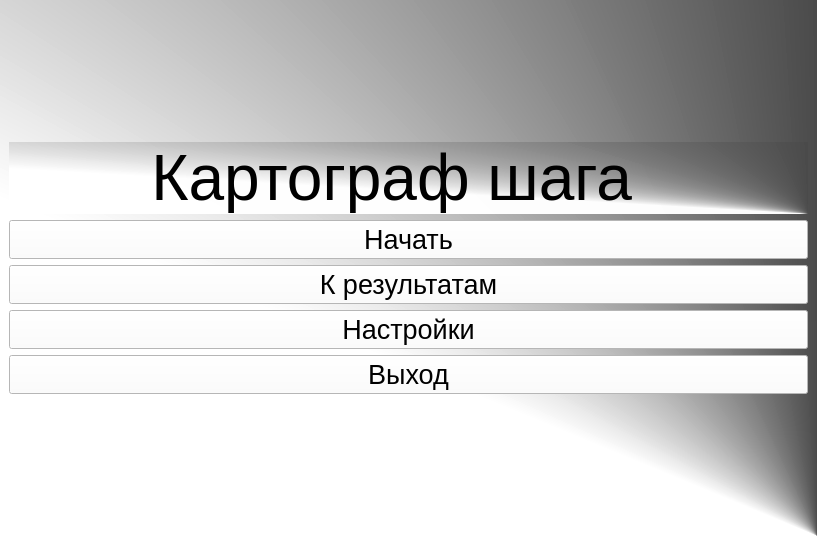
Before: the Qt Designer form menu.ui in Myhammadsak/MotionCapture_1vers, drawn with Qt 5.
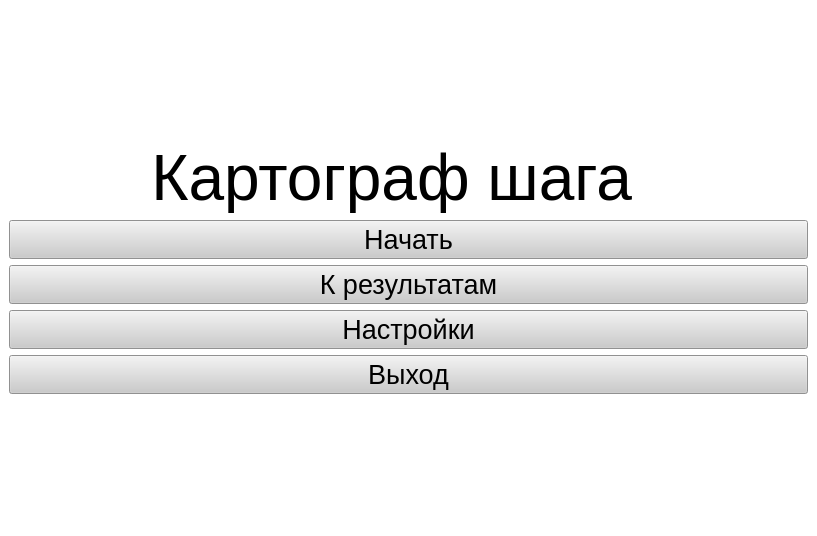
After: the same form once the commit is applied.

Patch:
```diff
--- a/menu.ui
+++ b/menu.ui
@@ -14,7 +14,7 @@
    <string>MainWindow</string>
   </property>
   <property name="styleSheet">
-   <string notr="true">background-color: qconicalgradient(cx:1, cy:1, angle:0, stop:0.181818 rgba(0, 0, 0, 255), stop:0.409091 rgba(255, 255, 255, 250));</string>
+   <string notr="true">background-color: rgb(255, 255, 255);</string>
   </property>
   <widget class="QWidget" name="centralwidget">
    <layout class="QVBoxLayout" name="verticalLayout_2">
@@ -56,7 +56,7 @@
          </font>
         </property>
         <property name="styleSheet">
-         <string notr="true">background-color: rgb(255, 255, 255);</string>
+         <string notr="true">background-color: rgb(203, 203, 203);</string>
         </property>
         <property name="text">
          <string>Начать</string>
@@ -71,7 +71,7 @@
          </font>
         </property>
         <property name="styleSheet">
-         <string notr="true">background-color: rgb(255, 255, 255);</string>
+         <string notr="true">background-color: rgb(203, 203, 203);</string>
         </property>
         <property name="text">
          <string>К результатам</string>
@@ -86,7 +86,7 @@
          </font>
         </property>
         <property name="styleSheet">
-         <string notr="true">background-color: rgb(255, 255, 255);</string>
+         <string notr="true">background-color: rgb(203, 203, 203);</string>
         </property>
         <property name="text">
          <string>Настройки</string>
@@ -101,7 +101,7 @@
          </font>
         </property>
         <property name="styleSheet">
-         <string notr="true">background-color: rgb(255, 255, 255);</string>
+         <string notr="true">background-color: rgb(203, 203, 203);</string>
         </property>
         <property name="text">
          <string>Выход</string>
```
